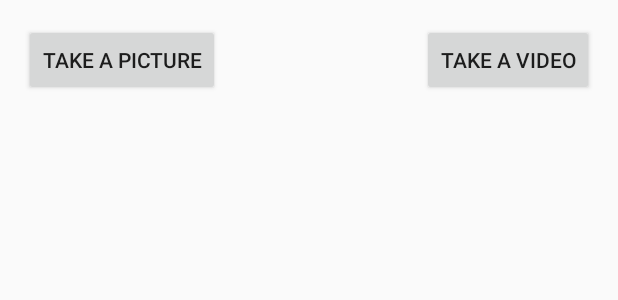
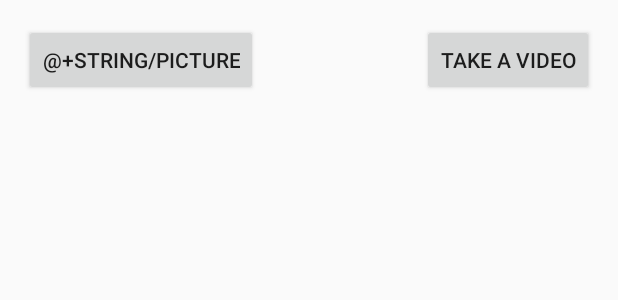
Before and after one commit to fazerlicourice7/house_of_licourice, an Android app: the layout activity_main.xml on its own in the app's theme, with its tools: preview values and no code run, on a phone screen of 412 x 824 dp. Shown: the top 300 px of the screen. Run offline under Robolectric (Android 15) with nearby library versions, the phone set to English and light mode, and no system bars.

Commit message:
I'm sick of android

```diff
--- a/Android/Camera_Example/app/src/main/res/layout/activity_main.xml
+++ b/Android/Camera_Example/app/src/main/res/layout/activity_main.xml
@@ -12,7 +12,7 @@
         android:onClick="picture"
         android:layout_alignParentTop="true"
         android:layout_alignParentLeft="true"
-        android:text="@string/picture"/>
+        android:text="@+string/picture"/>
 
     <Button
         android:layout_width="wrap_content"
```
